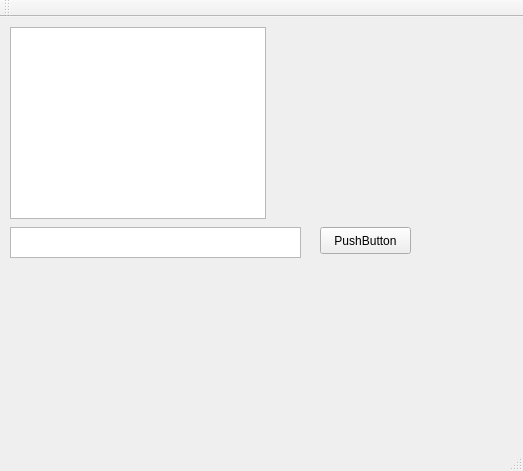
This is mainwindow.ui in netpipe/QWebPMaker as Qt 5 draws it before an edit. The edited form follows.
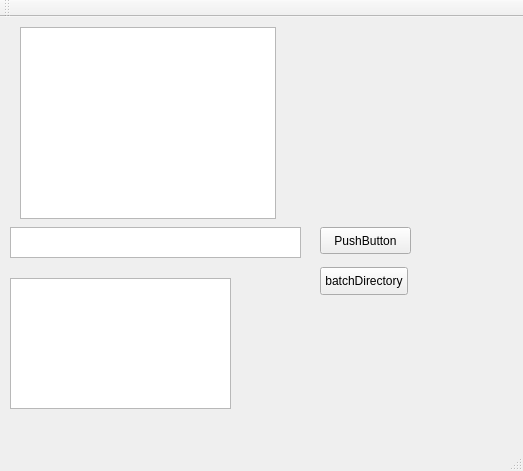
This is the edited form.

Patch:
```diff
--- a/mainwindow.ui
+++ b/mainwindow.ui
@@ -41,6 +41,29 @@
     <property name="geometry">
      <rect>
       <x>10</x>
+      <y>261</y>
+      <width>221</width>
+      <height>131</height>
+     </rect>
+    </property>
+   </widget>
+   <widget class="QPushButton" name="batchbutton">
+    <property name="geometry">
+     <rect>
+      <x>320</x>
+      <y>250</y>
+      <width>88</width>
+      <height>28</height>
+     </rect>
+    </property>
+    <property name="text">
+     <string>batchDirectory</string>
+    </property>
+   </widget>
+   <widget class="QGraphicsView" name="graphicsView">
+    <property name="geometry">
+     <rect>
+      <x>20</x>
       <y>10</y>
       <width>256</width>
       <height>192</height>
```
